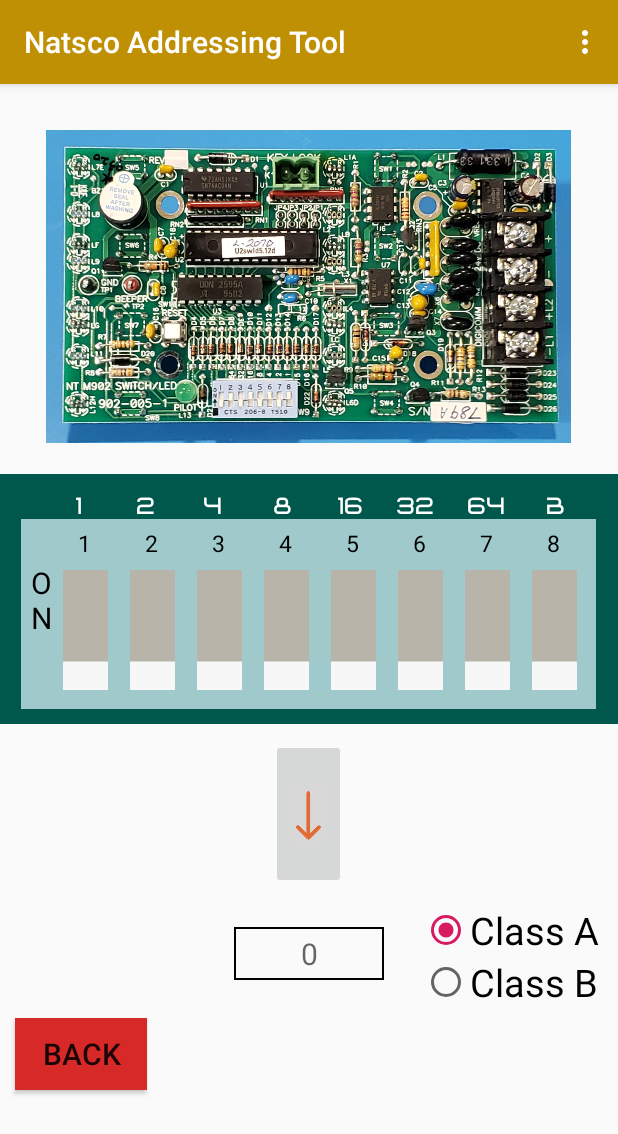
After one commit to CloneJediXI/Binary, an Android app: the A8sActivity screen opened directly, with no data from a screen before it, on a phone screen of 412 x 824 dp. The commit adds this screen. Shown: the top 1134 px of the screen. Run offline under Robolectric (Android 15) with nearby library versions, the phone set to English and light mode, and no system bars.

Commit message:
Added A8S, Needs work

```diff
--- a/app/src/main/AndroidManifest.xml
+++ b/app/src/main/AndroidManifest.xml
@@ -21,6 +21,7 @@
         <activity android:name=".MonitorModActivity" android:screenOrientation="portrait"/>
         <activity android:name=".CtrlAVActivity" android:screenOrientation="portrait"/>
         <activity android:name=".DinActivity" android:screenOrientation="portrait"/>
+        <activity android:name=".A8sActivity" android:screenOrientation="portrait"/>
         <activity android:name=".Splash" android:screenOrientation="portrait">
             <intent-filter>
                 <action android:name="android.intent.action.MAIN" />
--- /dev/null
+++ b/app/src/main/java/emu/cosc426/binaryconverter/A8sActivity.java
@@ -0,0 +1,94 @@
+package emu.cosc426.binaryconverter;
+
+import android.content.Intent;
+import android.os.Bundle;
+import android.view.Menu;
+import android.view.MenuItem;
+import android.view.View;
+import android.widget.EditText;
+import android.widget.ImageButton;
+import android.widget.RadioButton;
+import android.widget.RadioGroup;
+
+import androidx.appcompat.app.AppCompatActivity;
+
+public class A8sActivity extends AppCompatActivity {
+
+    ImageButton[] switchObjects = new ImageButton[8];
+    Switch[] switches = new Switch[8];
+    ImageButton arrow;
+    Boolean up = false;
+    EditText decimal;
+    RadioGroup abGroup;
+    RadioButton a;
+    RadioButton b;
+    int total;
+
+    Controller c;
+
+    @Override
+    protected void onCreate(Bundle savedInstanceState) {
+        super.onCreate(savedInstanceState);
+        setContentView(R.layout.activity_a8s);
+
+        arrow = (ImageButton)findViewById(R.id.arrow);
+        decimal = (EditText) findViewById(R.id.decimal);
+
+        abGroup = findViewById(R.id.group);
+        a = findViewById(R.id.a);
+        b = findViewById(R.id.b);
+        //Make the Controller Object
+        setSwitches();
+        c = new Controller(switchObjects, switches, arrow, decimal);
+        c.setImages(R.drawable.switchverticaloffw, R.drawable.switchverticalonw);
+        c.setRadios(abGroup, a, b);
+
+    }
+    public void setSwitches(){
+        //Get references to the switches
+        switchObjects[0] = (ImageButton)findViewById(R.id.s0);
+        switchObjects[1] = (ImageButton)findViewById(R.id.s1);
+        switchObjects[2] = (ImageButton)findViewById(R.id.s2);
+        switchObjects[3] = (ImageButton)findViewById(R.id.s3);
+        switchObjects[4] = (ImageButton)findViewById(R.id.s4);
+        switchObjects[5] = (ImageButton)findViewById(R.id.s5);
+        switchObjects[6] = (ImageButton)findViewById(R.id.s6);
+        switchObjects[7] = (ImageButton)findViewById(R.id.s7);
+        switches[0] = new Switch(0);
+        switches[1] = new Switch(1);
+        switches[2] = new Switch(2);
+        switches[3] = new Switch(3);
+        switches[4] = new Switch(4);
+        switches[5] = new Switch(5);
+        switches[6] = new Switch(6);
+        switches[7] = new Switch(7);
+    }
+
+    public void flip(View v){
+        c.flip();
+    }
+
+    public void back(View v){ finish();}
+
+    @Override
+    public boolean onCreateOptionsMenu(Menu menu) {
+        // Inflate the menu; this adds items to the action bar if it is present.
+        getMenuInflater().inflate(R.menu.menu_main, menu);
+        return true;
+    }
+
+    @Override
+    public boolean onOptionsItemSelected(MenuItem item) {
+        // Handle action bar item clicks here. The action bar will
+        // automatically handle clicks on the Home/Up button, so long
+        // as you specify a parent activity in AndroidManifest.xml.
+        int id = item.getItemId();
+
+        if (id == R.id.action_home) {
+            Intent activity = new Intent(this, MainActivity.class);
+            startActivity(activity);
+        }
+
+        return super.onOptionsItemSelected(item);
+    }
+}
--- a/app/src/main/java/emu/cosc426/binaryconverter/MainActivity.java
+++ b/app/src/main/java/emu/cosc426/binaryconverter/MainActivity.java
@@ -38,6 +38,7 @@
         TextView monitorLabel = findViewById(R.id.monitorLabel);
         TextView ctrlavLabel = findViewById(R.id.ctrlavLabel);
         TextView dinLabel = findViewById(R.id.dinLabel);
+        TextView a8sLabel = findViewById(R.id.a8sLabel);
         //Sets on Click Listeners
         ctrlLabel.setOnClickListener(new clickWatcher(R.id.ctrlLabel, this));
         miniLabel.setOnClickListener(new clickWatcher(R.id.miniLabel, this));
@@ -45,6 +46,7 @@
         monitorLabel.setOnClickListener(new clickWatcher(R.id.monitorLabel, this));
         ctrlavLabel.setOnClickListener(new clickWatcher(R.id.ctrlavLabel, this));
         dinLabel.setOnClickListener(new clickWatcher(R.id.dinLabel, this));
+        a8sLabel.setOnClickListener(new clickWatcher(R.id.a8sLabel, this));
 
     }
     private class clickWatcher implements View.OnClickListener{
@@ -85,6 +87,10 @@
                     activity = new Intent(context, DinActivity.class);
                     startActivity(activity);
                     break;
+                case R.id.a8sLabel:
+                    activity = new Intent(context, A8sActivity.class);
+                    startActivity(activity);
+                    break;
             }
         }
     }
--- /dev/null
+++ b/app/src/main/res/layout/activity_a8s.xml
@@ -0,0 +1,381 @@
+<?xml version="1.0" encoding="utf-8"?>
+<ScrollView
+    xmlns:android="http://schemas.android.com/apk/res/android"
+    xmlns:tools="http://schemas.android.com/tools"
+    android:layout_width="match_parent"
+    android:layout_height="match_parent"
+    tools:context=".A8sActivity">
+    <RelativeLayout
+        android:layout_width="match_parent"
+        android:layout_height="wrap_content">
+
+        <ImageView
+            android:layout_width="350dp"
+            android:layout_height="250dp"
+            android:layout_centerHorizontal="true"
+            android:layout_marginTop="10dp"
+            android:id="@+id/image"
+            android:src="@drawable/a8slow"
+            android:contentDescription="@string/din_image"/>
+
+    <RelativeLayout
+        android:layout_width="match_parent"
+        android:layout_height="wrap_content"
+        android:background="@color/colorPcb"
+        android:paddingTop="10dp"
+        android:paddingBottom="10dp"
+        android:id="@+id/greenWrapper"
+        android:layout_below="@id/image">
+        <TextView
+            android:layout_width="wrap_content"
+            android:layout_height="wrap_content"
+            android:text="@string/one"
+            android:textColor="#fff"
+            android:textSize="15sp"
+
+            android:paddingStart="10dp"
+            android:paddingEnd="0dp"
+            android:layout_marginStart="40dp"
+            android:fontFamily="@font/netron"
+            android:id="@+id/l1"/>
+        <TextView
+            android:layout_width="wrap_content"
+            android:layout_height="wrap_content"
+            android:text="@string/two"
+            android:textColor="#fff"
+            android:textSize="15sp"
+
+            android:paddingStart="10dp"
+            android:paddingEnd="0dp"
+            android:layout_marginStart="26dp"
+            android:layout_toEndOf="@id/l1"
+            android:fontFamily="@font/netron"
+            android:id="@+id/l2"/>
+        <TextView
+            android:layout_width="wrap_content"
+            android:layout_height="wrap_content"
+            android:text="@string/four"
+            android:textColor="#fff"
+            android:textSize="15sp"
+
+            android:paddingStart="10dp"
+            android:paddingEnd="0dp"
+            android:layout_marginStart="22dp"
+            android:layout_toEndOf="@id/l2"
+            android:fontFamily="@font/netron"
+            android:id="@+id/l3"/>
+        <TextView
+            android:layout_width="wrap_content"
+            android:layout_height="wrap_content"
+            android:text="@string/eight"
+            android:textColor="#fff"
+            android:textSize="15sp"
+
+            android:paddingStart="10dp"
+            android:paddingEnd="0dp"
+            android:layout_marginStart="24dp"
+            android:layout_toEndOf="@id/l3"
+            android:fontFamily="@font/netron"
+            android:id="@+id/l4"/>
+        <TextView
+            android:layout_width="wrap_content"
+            android:layout_height="wrap_content"
+            android:text="@string/sixteen"
+            android:textColor="#fff"
+            android:textSize="15sp"
+
+            android:paddingStart="10dp"
+            android:paddingEnd="0dp"
+            android:layout_marginStart="20dp"
+            android:layout_toEndOf="@id/l4"
+            android:fontFamily="@font/netron"
+            android:id="@+id/l5"/>
+        <TextView
+            android:layout_width="wrap_content"
+            android:layout_height="wrap_content"
+            android:text="@string/thirtytwo"
+            android:textColor="#fff"
+            android:textSize="15sp"
+
+            android:paddingStart="10dp"
+            android:paddingEnd="0dp"
+            android:layout_marginStart="12dp"
+            android:layout_toEndOf="@id/l5"
+            android:fontFamily="@font/netron"
+            android:id="@+id/l6"/>
+        <TextView
+            android:layout_width="wrap_content"
+            android:layout_height="wrap_content"
+            android:text="@string/sixtyfour"
+            android:textColor="#fff"
+            android:textSize="15sp"
+
+            android:paddingStart="10dp"
+            android:paddingEnd="0dp"
+            android:layout_marginStart="12dp"
+            android:layout_toEndOf="@id/l6"
+            android:fontFamily="@font/netron"
+            android:id="@+id/l7"/>
+        <TextView
+            android:layout_width="wrap_content"
+            android:layout_height="wrap_content"
+            android:text="@string/b"
+            android:textColor="#fff"
+            android:textSize="15sp"
+
+            android:paddingStart="10dp"
+            android:paddingEnd="0dp"
+            android:layout_marginStart="17dp"
+            android:layout_toEndOf="@id/l7"
+            android:fontFamily="@font/netron"
+            android:id="@+id/l8"/>
+
+            <RelativeLayout
+                android:layout_width="wrap_content"
+                android:layout_height="wrap_content"
+                android:layout_centerHorizontal="true"
+                android:background="#9FC9CA"
+                android:padding="5dp"
+                android:layout_below="@id/l1"
+                android:id="@+id/switchholder">
+
+                <TextView
+                    android:layout_width="wrap_content"
+                    android:layout_height="wrap_content"
+                    android:text="\nO\nN"
+                    android:textSize="20sp"
+                    android:textColor="#000"
+                    android:layout_marginStart="1dp"
+                    android:id="@+id/on"/>
+                <!--<TextView
+                    android:layout_width="wrap_content"
+                    android:layout_height="wrap_content"
+                    android:layout_marginStart="0dp"
+                    android:text="@string/x"
+                    android:textColor="@color/colorAccent"
+                    android:textSize="20sp"
+                    android:textScaleX="1"/>-->
+
+                <TextView
+                    android:layout_width="wrap_content"
+                    android:layout_height="wrap_content"
+                    android:text="@string/one"
+                    android:textColor="#000"
+                    android:textSize="15sp"
+
+                    android:paddingStart="10dp"
+                    android:paddingEnd="10dp"
+                    android:layout_alignStart="@id/s0"
+                    android:id="@+id/d1"/>
+                <TextView
+                    android:layout_width="wrap_content"
+                    android:layout_height="wrap_content"
+                    android:text="@string/two"
+                    android:textColor="#000"
+                    android:textSize="15sp"
+
+                    android:paddingStart="10dp"
+                    android:paddingEnd="10dp"
+                    android:layout_alignStart="@id/s1"/>
+                <TextView
+                    android:layout_width="wrap_content"
+                    android:layout_height="wrap_content"
+                    android:text="@string/three"
+                    android:textColor="#000"
+                    android:textSize="15sp"
+
+                    android:paddingStart="10dp"
+                    android:paddingEnd="10dp"
+                    android:layout_alignStart="@id/s2"/>
+                <TextView
+                    android:layout_width="wrap_content"
+                    android:layout_height="wrap_content"
+                    android:text="@string/four"
+                    android:textColor="#000"
+                    android:textSize="15sp"
+
+                    android:paddingStart="10dp"
+                    android:paddingEnd="10dp"
+                    android:layout_alignStart="@id/s3"/>
+                <TextView
+                    android:layout_width="wrap_content"
+                    android:layout_height="wrap_content"
+                    android:text="@string/five"
+                    android:textColor="#000"
+                    android:textSize="15sp"
+
+                    android:paddingStart="10dp"
+                    android:paddingEnd="10dp"
+                    android:layout_alignStart="@id/s4"/>
+                <TextView
+                    android:layout_width="wrap_content"
+                    android:layout_height="wrap_content"
+                    android:text="@string/six"
+                    android:textColor="#000"
+                    android:textSize="15sp"
+
+                    android:paddingStart="10dp"
+                    android:paddingEnd="10dp"
+                    android:layout_alignStart="@id/s5"/>
+                <TextView
+                    android:layout_width="wrap_content"
+                    android:layout_height="wrap_content"
+                    android:text="@string/seven"
+                    android:textColor="#000"
+                    android:textSize="15sp"
+
+                    android:paddingStart="10dp"
+                    android:paddingEnd="10dp"
+                    android:layout_alignStart="@id/s6"/>
+                <TextView
+                    android:layout_width="wrap_content"
+                    android:layout_height="wrap_content"
+                    android:text="@string/eight"
+                    android:textColor="#000"
+                    android:textSize="15sp"
+
+                    android:paddingStart="10dp"
+                    android:paddingEnd="10dp"
+                    android:layout_alignStart="@id/s7"/>
+                <ImageButton
+                    android:layout_width="@dimen/switchwidth"
+                    android:layout_height="@dimen/switchheight"
+                    android:layout_margin="@dimen/switchmargin"
+                    android:src="@drawable/switchverticalonw"
+                    android:layout_toEndOf="@id/on"
+                    android:contentDescription="@string/switchimg"
+                    android:layout_below="@id/d1"
+                    android:id="@+id/s0"/>
+                <ImageButton
+                    android:layout_width="@dimen/switchwidth"
+                    android:layout_height="@dimen/switchheight"
+                    android:layout_margin="@dimen/switchmargin"
+                    android:src="@drawable/switchverticalonw"
+                    android:layout_below="@id/d1"
+                    android:contentDescription="@string/switchimg"
+                    android:layout_toEndOf="@id/s0"
+                    android:id="@+id/s1"/>
+                <ImageButton
+                    android:layout_width="@dimen/switchwidth"
+                    android:layout_height="@dimen/switchheight"
+                    android:layout_margin="@dimen/switchmargin"
+                    android:src="@drawable/switchverticalonw"
+                    android:contentDescription="@string/switchimg"
+                    android:layout_below="@id/d1"
+                    android:layout_toEndOf="@id/s1"
+                    android:id="@+id/s2"/>
+                <ImageButton
+                    android:layout_width="@dimen/switchwidth"
+                    android:layout_height="@dimen/switchheight"
+                    android:layout_margin="@dimen/switchmargin"
+                    android:src="@drawable/switchverticalonw"
+                    android:contentDescription="@string/switchimg"
+                    android:layout_below="@id/d1"
+                    android:layout_toEndOf="@id/s2"
+                    android:id="@+id/s3"/>
+                <ImageButton
+                    android:layout_width="@dimen/switchwidth"
+                    android:layout_height="@dimen/switchheight"
+                    android:layout_margin="@dimen/switchmargin"
+                    android:src="@drawable/switchverticalonw"
+                    android:contentDescription="@string/switchimg"
+                    android:layout_below="@id/d1"
+                    android:layout_toEndOf="@id/s3"
+                    android:id="@+id/s4"/>
+                <ImageButton
+                    android:layout_width="@dimen/switchwidth"
+                    android:layout_height="@dimen/switchheight"
+                    android:layout_margin="@dimen/switchmargin"
+                    android:src="@drawable/switchverticalonw"
+                    android:contentDescription="@string/switchimg"
+                    android:layout_below="@id/d1"
+                    android:layout_toEndOf="@id/s4"
+                    android:id="@+id/s5"/>
+                <ImageButton
+                    android:layout_width="@dimen/switchwidth"
+                    android:layout_height="@dimen/switchheight"
+                    android:layout_margin="@dimen/switchmargin"
+                    android:src="@drawable/switchverticalonw"
+                    android:contentDescription="@string/switchimg"
+                    android:layout_below="@id/d1"
+                    android:layout_toEndOf="@id/s5"
+                    android:id="@+id/s6"/>
+                <ImageButton
+                    android:layout_width="@dimen/switchwidth"
+                    android:layout_height="@dimen/switchheight"
+                    android:layout_margin="@dimen/switchmargin"
+                    android:src="@drawable/switchverticalonw"
+                    android:contentDescription="@string/switchimg"
+                    android:layout_below="@id/d1"
+                    android:layout_toEndOf="@id/s6"
+                    android:id="@+id/s7"/>
+
+
+            </RelativeLayout>
+
+
+
+
+    </RelativeLayout>
+
+        <ImageButton
+            android:layout_width="50dp"
+            android:layout_height="100dp"
+            android:scaleType="fitCenter"
+            android:src="@drawable/arrowdown"
+            android:contentDescription="@string/arrowimg"
+            android:layout_below="@id/greenWrapper"
+            android:layout_centerHorizontal="true"
+            android:layout_margin="10dp"
+            android:onClick="flip"
+            android:id="@+id/arrow"/>
+        <EditText
+            android:layout_width="100dp"
+            android:layout_height="35dp"
+            android:hint="@string/autofill"
+            android:background="@drawable/edittextbackground"
+            android:textSize="20sp"
+            android:inputType="number"
+            android:id="@+id/decimal"
+            android:layout_below="@id/arrow"
+            android:layout_centerHorizontal="true"
+            android:textAlignment="center"
+            android:enabled="false"
+            android:layout_margin="15dp"/>
+        <RadioGroup
+            android:layout_width="wrap_content"
+            android:layout_height="wrap_content"
+            android:layout_toEndOf="@id/decimal"
+            android:layout_below="@id/arrow"
+            android:id="@+id/group"
+            android:layout_marginStart="10dp">
+            <RadioButton
+                android:layout_width="wrap_content"
+                android:layout_height="wrap_content"
+                android:text="@string/classa"
+                android:textSize="25sp"
+                android:checked="true"
+                android:id="@+id/a"/>
+            <RadioButton
+                android:layout_width="wrap_content"
+                android:layout_height="wrap_content"
+                android:text="@string/classb"
+                android:textSize="25sp"
+                android:id="@+id/b"/>
+
+        </RadioGroup>
+        <Button
+            android:layout_width="wrap_content"
+            android:layout_height="wrap_content"
+            android:text="@string/back"
+            android:textSize="20sp"
+            android:layout_below="@id/decimal"
+            android:layout_margin="10dp"
+            android:background="@color/back"
+            android:onClick="back"/>
+
+
+    </RelativeLayout>
+
+
+</ScrollView>
--- a/app/src/main/res/layout/activity_din.xml
+++ b/app/src/main/res/layout/activity_din.xml
@@ -16,7 +16,7 @@
             android:layout_marginTop="10dp"
             android:id="@+id/image"
             android:src="@drawable/din"
-            android:contentDescription="@string/mini_image"/>
+            android:contentDescription="@string/din_image"/>
 
         <RelativeLayout
             android:layout_width="wrap_content"
--- a/app/src/main/res/layout/activity_main.xml
+++ b/app/src/main/res/layout/activity_main.xml
@@ -30,8 +30,26 @@
                 android:layout_width="match_parent"
                 android:layout_height="200dp"
                 android:scaleType="centerCrop"
+                android:src="@drawable/a8slow"
+                android:layout_marginTop="50dp"
+                android:id="@+id/a8sButton"/>
+            <TextView
+                android:layout_width="match_parent"
+                android:layout_height="200dp"
+                android:text="@string/a8s"
+                android:gravity="center"
+                android:textSize="22sp"
+                android:layout_marginTop="50dp"
+                android:textColor="#ffffff"
+                android:background="#66000000"
+                android:id="@+id/a8sLabel"/>
+            <ImageView
+                android:layout_width="match_parent"
+                android:layout_height="200dp"
+                android:scaleType="centerCrop"
                 android:src="@drawable/minimonitor"
-                android:layout_marginTop="50dp"
+
+                android:layout_below="@id/a8sButton"
                 android:id="@+id/miniButton"/>
             <TextView
                 android:layout_width="match_parent"
@@ -39,7 +57,8 @@
                 android:text="@string/mini"
                 android:gravity="center"
                 android:textSize="22sp"
-                android:layout_marginTop="50dp"
+
+                android:layout_below="@id/a8sButton"
                 android:textColor="#ffffff"
                 android:background="#66000000"
                 android:id="@+id/miniLabel"/>
--- a/app/src/main/res/values/strings.xml
+++ b/app/src/main/res/values/strings.xml
@@ -7,6 +7,7 @@
     <string name="ctrl_image">An Image of a D900 Control IO</string>
     <string name="ctrlav_image">An Image of a D900 Control AV</string>
     <string name="din_image">An Image of a Mini Din</string>
+    <string name="a8s_image">An Image of a A8S Board</string>
     <string name="back">Back</string>
     <string name="ctrl">D900 Control IO</string>
     <string name="mini">Mini Monitor Module \n(Priority and Non Priority)</string>
@@ -14,6 +15,7 @@
     <string name="monitor">Monitor Module</string>
     <string name="ctrlav">D900 Control AV</string>
     <string name="din">Mini DIN</string>
+    <string name="a8s">A8S Board</string>
     <string name="one">1</string>
     <string name="two">2</string>
     <string name="three">3</string>
```
Also changed, not shown: app/src/main/res/drawable/a8slow.jpg (added).
